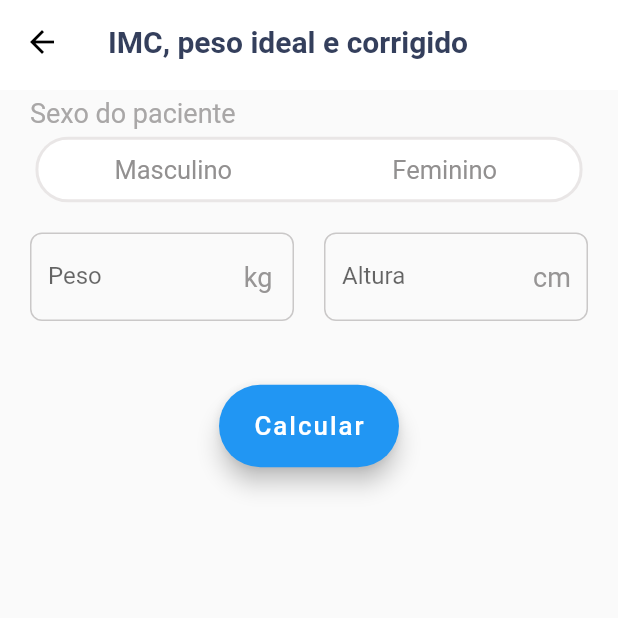
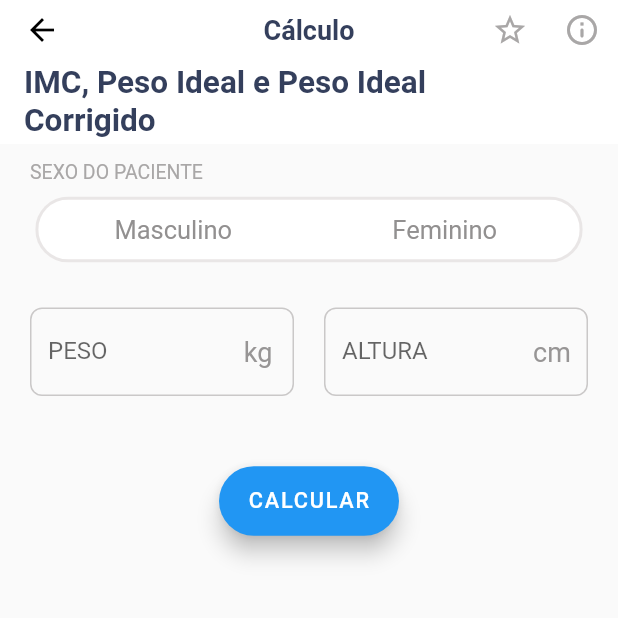
Before and after one commit to patrickkaic/AxCalc, a Flutter app: the DetailsPage screen opened directly, on a phone screen of 412 x 824 dp, the top half of it. Run offline on Flutter 3.47's test engine with Material 2 defaults, Android fonts, the phone set to English and light mode, and no system bars; drawn by our look-alikes of toggle_switch.

Commit message:
new files added

```diff
--- a/lib/details_page/details_page_imc.dart
+++ b/lib/details_page/IMC/details_page_imc.dart
@@ -14,32 +14,71 @@ class _DetailsPageState extends State<DetailsPage> {
   @override
   Widget build(BuildContext context) {
     return Scaffold(
+//First AppBar
       appBar: PreferredSize(
-        preferredSize: Size.fromHeight(60.0),
+        preferredSize: Size.fromHeight(40.0),
         child: AppBar(
           leading: BackButton(color: Colors.black),
           backgroundColor: Colors.white,
+          centerTitle: true,
           elevation: 0,
-          title: const Text(
-            'IMC, peso ideal e corrigido',
+          title: Text(
+            'Cálculo',
             style: TextStyle(
               color: Color.fromARGB(255, 52, 63, 92),
-              fontSize: 20,
+              fontSize: 18,
               fontWeight: FontWeight.bold,
             ),
           ),
+          actions: [
+            IconButton(
+              onPressed: () {},
+              icon: Icon(
+                Icons.star_border_outlined,
+                color: Color.fromARGB(255, 169, 167, 167),
+              ),
+            ),
+            IconButton(
+              onPressed: () {},
+              icon: Icon(
+                Icons.info_outline_rounded,
+                color: Color.fromARGB(255, 169, 167, 167),
+              ),
+            ),
+          ],
         ),
       ),
+
+//Column with AppBar, Switch buttons and inputs
       body: Column(
         children: [
           Padding(
-            padding: const EdgeInsets.symmetric(horizontal: 20, vertical: 5),
+            padding: const EdgeInsets.all(0.0),
+            child: AppBar(
+              elevation: 0,
+              automaticallyImplyLeading: false,
+              backgroundColor: Colors.white,
+              title: Text(
+                'IMC, Peso Ideal e Peso Ideal \nCorrigido',
+                style: TextStyle(
+                  color: Color.fromARGB(255, 52, 63, 92),
+                  fontSize: 21,
+                  fontWeight: FontWeight.bold,
+                ),
+              ),
+            ),
+          ),
+          SizedBox(
+            height: 2,
+          ),
+          Padding(
+            padding: const EdgeInsets.symmetric(horizontal: 20, vertical: 9),
             child: Container(
               alignment: Alignment.bottomLeft,
               child: Text(
-                'Sexo do paciente',
+                'SEXO DO PACIENTE',
                 style: TextStyle(
-                  fontSize: 18,
+                  fontSize: 13,
                   color: Color.fromARGB(255, 169, 167, 167),
                 ),
               ),
@@ -73,6 +112,9 @@ class _DetailsPageState extends State<DetailsPage> {
               print('Selected item Position: $index');
             },
           ),
+          SizedBox(
+            height: 10,
+          ),
           Padding(
             padding: const EdgeInsets.symmetric(horizontal: 20.0, vertical: 20),
             child: Row(
@@ -83,17 +125,21 @@ class _DetailsPageState extends State<DetailsPage> {
                     decoration: InputDecoration(
                       focusedBorder: OutlineInputBorder(
                         borderSide: BorderSide(
-                            color: Color.fromARGB(255, 202, 200, 200)),
+                          color: Color.fromARGB(255, 202, 200, 200),
+                        ),
                         borderRadius: BorderRadius.circular(8),
                       ),
-                      labelText: 'Peso',
+                      labelText: 'PESO',
                       suffixIcon: Align(
                         widthFactor: 1.0,
                         heightFactor: 1.0,
-                        child: Text('kg',
-                            style: TextStyle(
-                                fontSize: 18,
-                                color: Color.fromARGB(255, 151, 149, 149))),
+                        child: Text(
+                          'kg',
+                          style: TextStyle(
+                            fontSize: 18,
+                            color: Color.fromARGB(255, 151, 149, 149),
+                          ),
+                        ),
                       ),
                       enabledBorder: OutlineInputBorder(
                         borderSide: BorderSide(
@@ -114,7 +160,7 @@ class _DetailsPageState extends State<DetailsPage> {
                         ),
                         borderRadius: BorderRadius.circular(8),
                       ),
-                      labelText: 'Altura',
+                      labelText: 'ALTURA',
                       suffixIcon: Align(
                         widthFactor: 1.0,
                         heightFactor: 1.0,
@@ -128,7 +174,8 @@ class _DetailsPageState extends State<DetailsPage> {
                       ),
                       enabledBorder: OutlineInputBorder(
                         borderSide: BorderSide(
-                            color: const Color.fromARGB(255, 202, 200, 200)),
+                          color: const Color.fromARGB(255, 202, 200, 200),
+                        ),
                         borderRadius: BorderRadius.circular(8),
                       ),
                     ),
@@ -144,12 +191,12 @@ class _DetailsPageState extends State<DetailsPage> {
               child: FloatingActionButton.extended(
                 onPressed: () {},
                 label: Text(
-                  'Calcular',
+                  'CALCULAR',
                   style: TextStyle(fontSize: 15),
                 ),
               ),
             ),
-          )
+          ),
         ],
       ),
     );
--- /dev/null
+++ b/lib/details_page/IMC/logic_imc.dart
@@ -0,0 +1,18 @@
+enum Gender {
+  male,
+  female,
+}
+
+double calculateIMC(double peso, double altura, Gender gender) {
+  if (peso <= 0 || altura <= 0) {
+    return 0; // Retorna 0 se peso ou altura forem inválidos
+  }
+
+  double imc = peso / (altura * altura);
+
+  if (gender == Gender.male) {
+    imc += 1; // Ajuste para o IMC masculino (apenas como exemplo)
+  }
+
+  return imc;
+}
--- a/lib/homescreen/home_page.dart
+++ b/lib/homescreen/home_page.dart
@@ -1,10 +1,10 @@
 // ignore_for_file: prefer_const_constructors, prefer_const_literals_to_create_immutables
 
-import 'package:axcalc/details_page/details_page_inf.dart';
+import 'package:axcalc/details_page/Infusion/details_page_inf.dart';
 import 'package:axcalc/homescreen/my_cards.dart';
 import 'package:flutter/material.dart';
 
-import '../details_page/details_page_imc.dart';
+import '../details_page/IMC/details_page_imc.dart';
 
 class HomePage extends StatelessWidget {
   HomePage({super.key});
--- a/pubspec.yaml
+++ b/pubspec.yaml
@@ -36,6 +36,7 @@ dependencies:
   # The following adds the Cupertino Icons font to your application.
   # Use with the CupertinoIcons class for iOS style icons.
   cupertino_icons: ^1.0.2
+  bottom_navy_bar: ^6.0.0
   toggle_switch: ^2.1.0
 
 dev_dependencies:
```
Also changed, not shown: lib/details_page/Infusion/details_page_inf.dart (renamed from lib/details_page/details_page_inf.dart), pubspec.lock.
